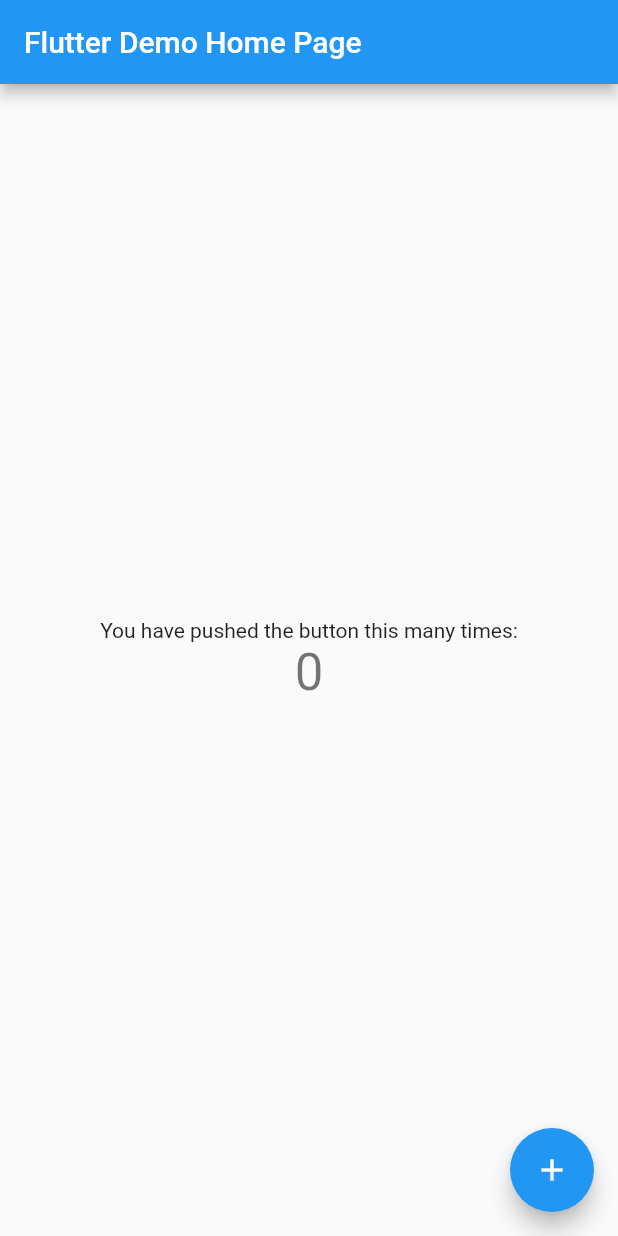
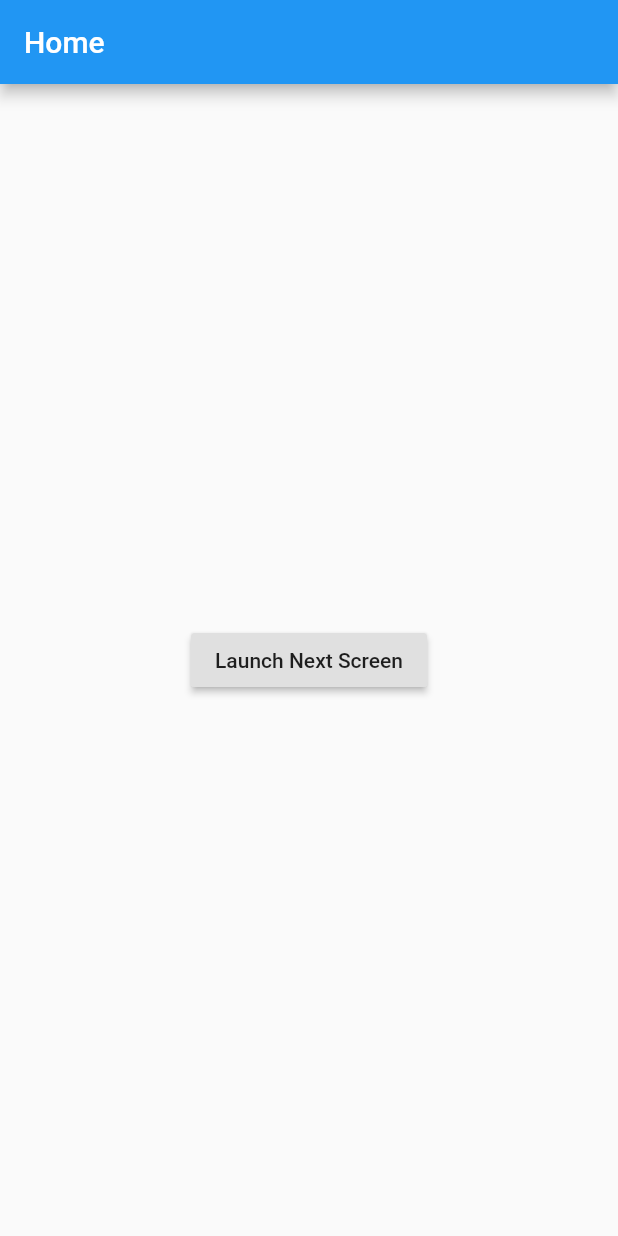
Before and after one commit to ryuta46/flutter_demos, a Flutter app: the screen it shows after launch, on a phone screen of 412 x 824 dp. Run offline on Flutter 3.47's test engine with Material 2 defaults, Android fonts, the phone set to English and light mode, and no system bars.

Commit message:
Added simple navigation by routing.

```diff
--- /dev/null
+++ b/lib/home.dart
@@ -0,0 +1,20 @@
+import 'package:flutter/material.dart';
+
+class Home extends StatelessWidget {
+  @override
+  Widget build(BuildContext context) {
+    return new Scaffold(
+      appBar: new AppBar(
+        title: const Text("Home"),
+      ),
+      body: new Center(
+        child: new RaisedButton(
+          child: const Text("Launch Next Screen"),
+          onPressed: () {
+            Navigator.of(context).pushNamed("/camera");
+          },
+        ),
+      ),
+    );
+  }
+}
--- a/lib/main.dart
+++ b/lib/main.dart
@@ -1,109 +1,13 @@
 import 'package:flutter/material.dart';
+import 'package:flutter_demos/camera.dart';
+import 'package:flutter_demos/home.dart';
 
-void main() => runApp(new MyApp());
-
-class MyApp extends StatelessWidget {
-  // This widget is the root of your application.
-  @override
-  Widget build(BuildContext context) {
-    return new MaterialApp(
-      title: 'Flutter Demo',
-      theme: new ThemeData(
-        // This is the theme of your application.
-        //
-        // Try running your application with "flutter run". You'll see the
-        // application has a blue toolbar. Then, without quitting the app, try
-        // changing the primarySwatch below to Colors.green and then invoke
-        // "hot reload" (press "r" in the console where you ran "flutter run",
-        // or press Run > Flutter Hot Reload in IntelliJ). Notice that the
-        // counter didn't reset back to zero; the application is not restarted.
-        primarySwatch: Colors.blue,
-      ),
-      home: new MyHomePage(title: 'Flutter Demo Home Page'),
-    );
-  }
+void main() {
+  runApp(new MaterialApp(
+    home: new Home(), // becomes the route named '/'
+    routes: <String, WidgetBuilder> {
+      '/' : (BuildContext context) => new Home(),
+      '/camera': (BuildContext context) => new Camera(),
+    },
+  ));
 }
-
-class MyHomePage extends StatefulWidget {
-  MyHomePage({Key key, this.title}) : super(key: key);
-
-  // This widget is the home page of your application. It is stateful, meaning
-  // that it has a State object (defined below) that contains fields that affect
-  // how it looks.
-
-  // This class is the configuration for the state. It holds the values (in this
-  // case the title) provided by the parent (in this case the App widget) and
-  // used by the build method of the State. Fields in a Widget subclass are
-  // always marked "final".
-
-  final String title;
-
-  @override
-  _MyHomePageState createState() => new _MyHomePageState();
-}
-
-class _MyHomePageState extends State<MyHomePage> {
-  int _counter = 0;
-
-  void _incrementCounter() {
-    setState(() {
-      // This call to setState tells the Flutter framework that something has
-      // changed in this State, which causes it to rerun the build method below
-      // so that the display can reflect the updated values. If we changed
-      // _counter without calling setState(), then the build method would not be
-      // called again, and so nothing would appear to happen.
-      _counter++;
-    });
-  }
-
-  @override
-  Widget build(BuildContext context) {
-    // This method is rerun every time setState is called, for instance as done
-    // by the _incrementCounter method above.
-    //
-    // The Flutter framework has been optimized to make rerunning build methods
-    // fast, so that you can just rebuild anything that needs updating rather
-    // than having to individually change instances of widgets.
-    return new Scaffold(
-      appBar: new AppBar(
-        // Here we take the value from the MyHomePage object that was created by
-        // the App.build method, and use it to set our appbar title.
-        title: new Text(widget.title),
-      ),
-      body: new Center(
-        // Center is a layout widget. It takes a single child and positions it
-        // in the middle of the parent.
-        child: new Column(
-          // Column is also layout widget. It takes a list of children and
-          // arranges them vertically. By default, it sizes itself to fit its
-          // children horizontally, and tries to be as tall as its parent.
-          //
-          // Invoke "debug paint" (press "p" in the console where you ran
-          // "flutter run", or select "Toggle Debug Paint" from the Flutter tool
-          // window in IntelliJ) to see the wireframe for each widget.
-          //
-          // Column has various properties to control how it sizes itself and
-          // how it positions its children. Here we use mainAxisAlignment to
-          // center the children vertically; the main axis here is the vertical
-          // axis because Columns are vertical (the cross axis would be
-          // horizontal).
-          mainAxisAlignment: MainAxisAlignment.center,
-          children: <Widget>[
-            new Text(
-              'You have pushed the button this many times:',
-            ),
-            new Text(
-              '$_counter',
-              style: Theme.of(context).textTheme.display1,
-            ),
-          ],
-        ),
-      ),
-      floatingActionButton: new FloatingActionButton(
-        onPressed: _incrementCounter,
-        tooltip: 'Increment',
-        child: new Icon(Icons.add),
-      ), // This trailing comma makes auto-formatting nicer for build methods.
-    );
-  }
-}
```
Also changed, not shown: lib/camera.dart (added, +23 -0 lines), 1 other file.
